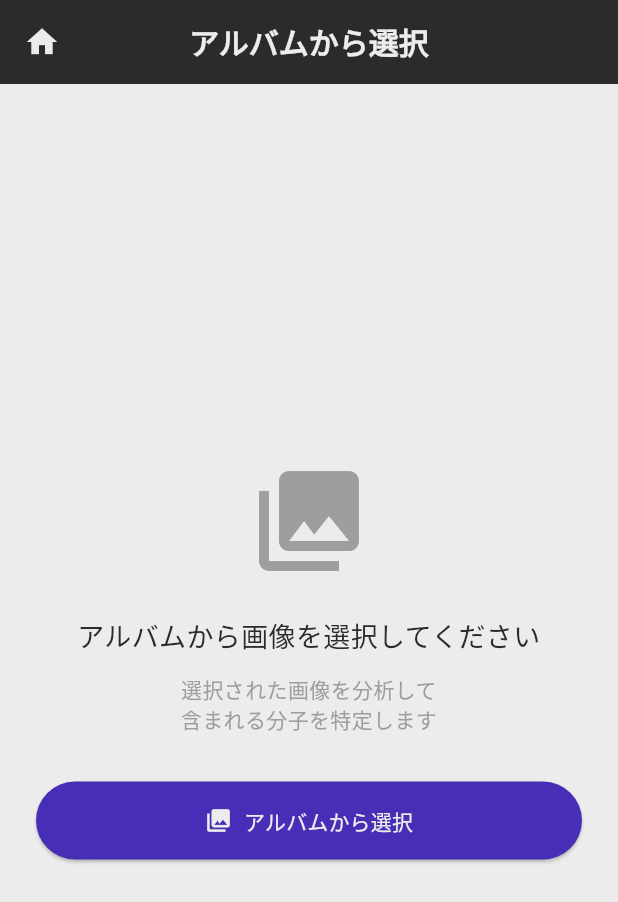
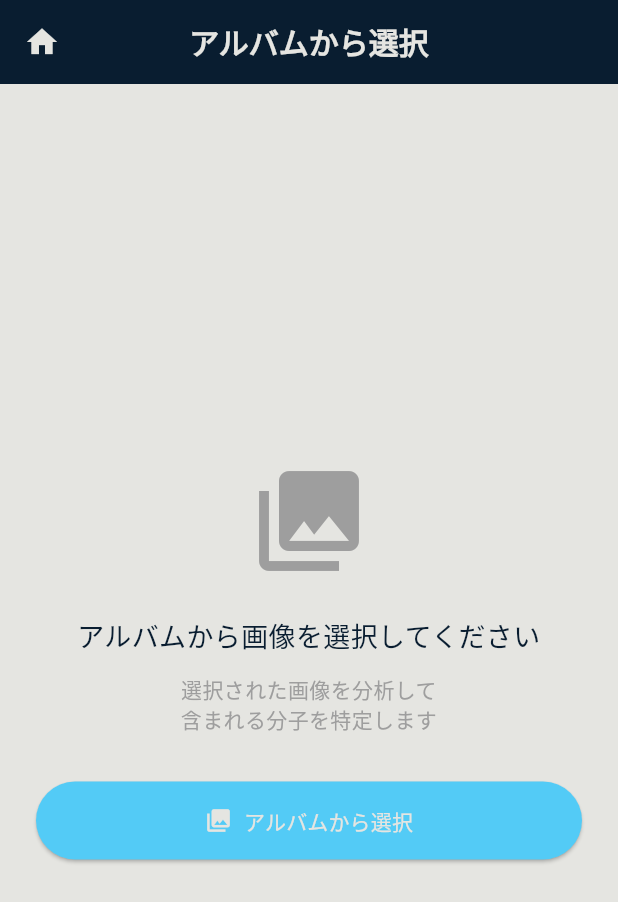
Before and after one commit to otoka34/EGH_2025_ChemiLens, a Flutter app: the screen it shows after launch, after a tap on the "star" icon, after a tap on the "photo library" icon, on a phone screen of 412 x 824 dp. Shown: the top 902 px of the screen. Run offline on Flutter 3.47's test engine with Material 3 defaults, Android fonts, the phone set to English and light mode, and no system bars; our stand-ins replace dio, flutter_svg, go_router, image_picker; Roboto replaces fonts that are missing (Noto Serif JP).

Commit message:
feat: ロゴ，フォント追加

```diff
--- a/lib/main.dart
+++ b/lib/main.dart
@@ -33,7 +33,7 @@ class ChemiLensApp extends StatelessWidget {
           error: Colors.red,
           onError: Colors.white,
         ),
-        fontFamily: 'Noto Serif JP',
+        fontFamily: 'Fredoka',
         scaffoldBackgroundColor: AppColors.background,
         appBarTheme: const AppBarTheme(
           backgroundColor: AppColors.primaryDark,
@@ -41,10 +41,10 @@ class ChemiLensApp extends StatelessWidget {
           centerTitle: true,
           elevation: 0,
           titleTextStyle: TextStyle(
-            fontFamily: 'Noto Serif JP',
+            fontFamily: 'Fredoka',
             color: AppColors.surface,
             fontSize: 20,
-            fontWeight: FontWeight.w600,
+            fontWeight: FontWeight.w700,
           ),
         ),
         elevatedButtonTheme: ElevatedButtonThemeData(
--- a/lib/screens/collection/history_screen.dart
+++ b/lib/screens/collection/history_screen.dart
@@ -44,7 +44,10 @@ class _HistoryScreenState extends State<HistoryScreen>
   @override
   Widget build(BuildContext context) {
     return Scaffold(
-      appBar: AppBar(title: const Text('chemilens')),
+      appBar: AppBar(title: const Text(
+          'ChemiLens',
+          style: TextStyle(fontWeight: FontWeight.w800),
+        )),
       floatingActionButton: Column(
         mainAxisSize: MainAxisSize.min,
         children: [
--- a/lib/screens/services/history_store.dart
+++ b/lib/screens/services/history_store.dart
@@ -64,23 +64,23 @@ class HistoryStore {
         viewedAt: now.subtract(const Duration(hours: 2)),
         molecules: [
           Molecule(
-            name: 'フルクトース (C6H12O6)',
+            name: 'フルクトース',
             description: '果糖',
             confidence: 0.92,
           ),
           Molecule(
-            name: 'グルコース (C6H12O6)',
+            name: 'グルコース',
             description: 'ブドウ糖',
             confidence: 0.88,
           ),
           Molecule(
-            name: 'スクロース (C12H22O11)',
+            name: 'スクロース',
             description: 'ショ糖',
             confidence: 0.75,
           ),
         ],
         topMolecule: Molecule(
-          name: 'フルクトース (C6H12O6)',
+          name: 'フルクトース',
           description: '果糖',
           confidence: 0.92,
         ),
@@ -94,23 +94,23 @@ class HistoryStore {
         viewedAt: now.subtract(const Duration(hours: 4)),
         molecules: [
           Molecule(
-            name: '水 (H2O)',
+            name: '水',
             description: '水分子',
             confidence: 0.99,
           ),
           Molecule(
-            name: '過酸化水素 (H2O2)',
+            name: '過酸化水素',
             description: 'オキシドール',
             confidence: 0.15,
           ),
           Molecule(
-            name: '重水 (D2O)',
+            name: '重水',
             description: '重水素水',
             confidence: 0.08,
           ),
         ],
         topMolecule: Molecule(
-          name: '水 (H2O)',
+          name: '水',
           description: '水分子',
           confidence: 0.99,
         ),
@@ -125,23 +125,23 @@ class HistoryStore {
         viewedAt: now.subtract(const Duration(days: 1, hours: 8)),
         molecules: [
           Molecule(
-            name: '塩化ナトリウム (NaCl)',
+            name: '塩化ナトリウム',
             description: '食塩',
             confidence: 0.96,
           ),
           Molecule(
-            name: '塩化カリウム (KCl)',
+            name: '塩化カリウム',
             description: '塩化カリ',
             confidence: 0.12,
           ),
           Molecule(
-            name: '塩化マグネシウム (MgCl2)',
+            name: '塩化マグネシウム',
             description: '苦汁の成分',
             confidence: 0.08,
           ),
         ],
         topMolecule: Molecule(
-          name: '塩化ナトリウム (NaCl)',
+          name: '塩化ナトリウム',
           description: '食塩',
           confidence: 0.96,
         ),
@@ -155,23 +155,23 @@ class HistoryStore {
         viewedAt: now.subtract(const Duration(days: 1, hours: 12)),
         molecules: [
           Molecule(
-            name: 'クエン酸 (C6H8O7)',
+            name: 'クエン酸',
             description: '有機酸',
             confidence: 0.94,
           ),
           Molecule(
-            name: 'ビタミンC (C6H8O6)',
+            name: 'ビタミンC',
             description: 'アスコルビン酸',
             confidence: 0.87,
           ),
           Molecule(
-            name: 'リモネン (C10H16)',
+            name: 'リモネン',
             description: 'テルペン化合物',
             confidence: 0.79,
           ),
         ],
         topMolecule: Molecule(
-          name: 'クエン酸 (C6H8O7)',
+          name: 'クエン酸',
           description: '有機酸',
           confidence: 0.94,
         ),
@@ -186,23 +186,23 @@ class HistoryStore {
         viewedAt: now.subtract(const Duration(days: 2, hours: 6)),
         molecules: [
           Molecule(
-            name: 'カフェイン (C8H10N4O2)',
+            name: 'カフェイン',
             description: 'アルカロイド',
             confidence: 0.91,
           ),
           Molecule(
-            name: 'クロロゲン酸 (C16H18O9)',
+            name: 'クロロゲン酸',
             description: 'ポリフェノール',
             confidence: 0.83,
           ),
           Molecule(
-            name: 'カフェオール (C17H26O)',
+            name: 'カフェオール',
             description: '香気成分',
             confidence: 0.72,
           ),
         ],
         topMolecule: Molecule(
-          name: 'カフェイン (C8H10N4O2)',
+          name: 'カフェイン',
           description: 'アルカロイド',
           confidence: 0.91,
         ),
@@ -216,23 +216,23 @@ class HistoryStore {
         viewedAt: now.subtract(const Duration(days: 2, hours: 14)),
         molecules: [
           Molecule(
-            name: 'アセチルサリチル酸 (C9H8O4)',
+            name: 'アセチルサリチル酸',
             description: '解熱鎮痛剤',
             confidence: 0.98,
           ),
           Molecule(
-            name: 'サリチル酸 (C7H6O3)',
+            name: 'サリチル酸',
             description: '代謝産物',
             confidence: 0.76,
           ),
           Molecule(
-            name: '酢酸 (C2H4O2)',
+            name: '酢酸',
             description: '加水分解産物',
             confidence: 0.45,
           ),
         ],
         topMolecule: Molecule(
-          name: 'アセチルサリチル酸 (C9H8O4)',
+          name: 'アセチルサリチル酸',
           description: '解熱鎮痛剤',
           confidence: 0.98,
         ),
--- a/lib/screens/splash/splash_screen.dart
+++ b/lib/screens/splash/splash_screen.dart
@@ -1,5 +1,6 @@
 import 'package:flutter/material.dart';
 import 'package:go_router/go_router.dart';
+import 'package:flutter_svg/flutter_svg.dart';
 
 class SplashScreen extends StatefulWidget {
   const SplashScreen({super.key});
@@ -35,26 +36,9 @@ class _SplashScreenState extends State<SplashScreen> {
           duration: const Duration(milliseconds: 800),
           curve: Curves.easeOut,
           opacity: _opacity,
-          // 見出し＋サブコピー（必要なら調整）
-          child: Column(
-            mainAxisSize: MainAxisSize.min,
-            children: [
-              Text(
-                'chemilens', // ご指定どおり小文字
-                textAlign: TextAlign.center,
-                style: Theme.of(context).textTheme.displaySmall?.copyWith(
-                  fontWeight: FontWeight.w700,
-                  letterSpacing: 2,
-                ),
-              ),
-              const SizedBox(height: 8),
-              Text(
-                'Find molecules in everyday life',
-                style: Theme.of(context).textTheme.labelLarge?.copyWith(
-                  color: cs.onSurface.withValues(alpha: 0.6),
-                ),
-              ),
-            ],
+          child: SvgPicture.asset(
+            'assets/images/Chemilens.svg',
+            width: 240,
           ),
         ),
       ),
--- a/lib/theme/app_colors.dart
+++ b/lib/theme/app_colors.dart
@@ -5,10 +5,10 @@ class AppColors {
   AppColors._();
 
   // プライマリカラー
-  static const Color color1 = Color(0xFFececed);
-  static const Color color2 = Color(0xFF2a2c2b);
-  static const Color color3 = Color(0xFF482db6);
-  static const Color color4 = Color(0xFFe99c23);
+  static const Color color1 = Color(0xFFe5e5e1);
+  static const Color color2 = Color(0xFF091d30);
+  static const Color color3 = Color(0xFF53CBF6);
+  static const Color color4 = Color(0xFFE3579D);
 
   // 使いやすくするためのセマンティックカラー名
   static const Color background = color1;
```
Also changed, not shown: pubspec.yaml (+14 -0 lines), assets/fonts/Fredoka-Bold.ttf (added), assets/fonts/Fredoka-Regular.ttf (added), assets/fonts/Fredoka-SemiBold.ttf (added), assets/images/Chemilens.svg (added), pubspec.lock, 1 other file.
